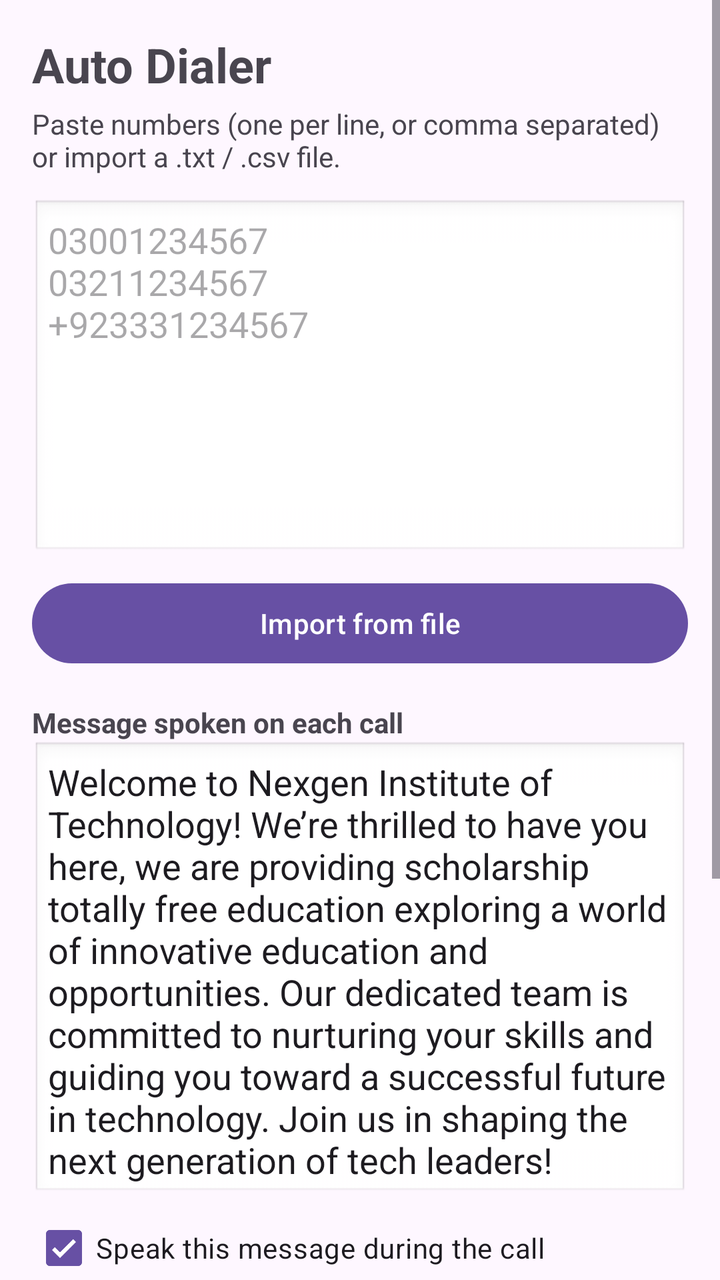
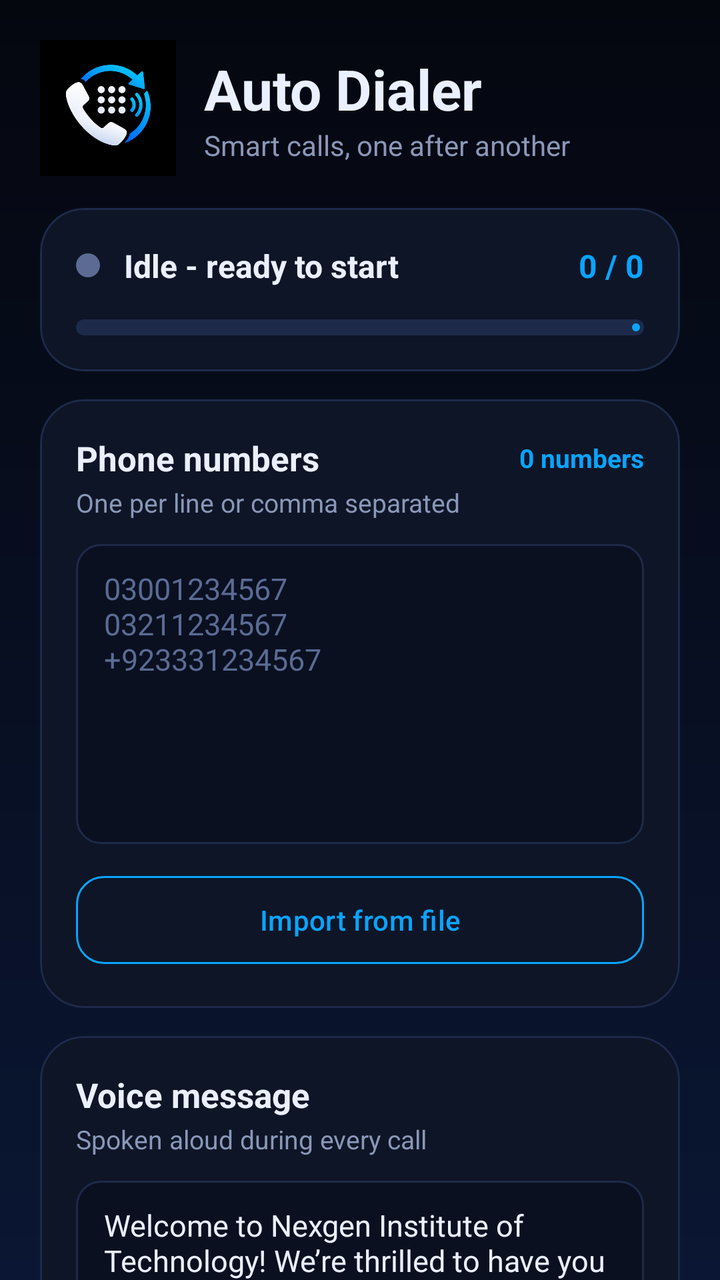

Two renders of the same Android screen: before a commit and after it. Below are the layout's source before the change and the commit's diff.
<!-- AndroidManifest.xml: application theme Theme.AutoDialer -->
<!-- res/layout/activity_main.xml -->
<?xml version="1.0" encoding="utf-8"?>
<ScrollView xmlns:android="http://schemas.android.com/apk/res/android"
    android:layout_width="match_parent"
    android:layout_height="match_parent"
    android:fillViewport="true">

    <LinearLayout
        android:layout_width="match_parent"
        android:layout_height="wrap_content"
        android:orientation="vertical"
        android:padding="16dp">

        <TextView
            android:layout_width="match_parent"
            android:layout_height="wrap_content"
            android:text="Auto Dialer"
            android:textSize="24sp"
            android:textStyle="bold" />

        <TextView
            android:layout_width="match_parent"
            android:layout_height="wrap_content"
            android:layout_marginTop="4dp"
            android:text="Paste numbers (one per line, or comma separated) or import a .txt / .csv file." />

        <EditText
            android:id="@+id/etNumbers"
            android:layout_width="match_parent"
            android:layout_height="180dp"
            android:layout_marginTop="12dp"
            android:background="@android:drawable/edit_text"
            android:gravity="top|start"
            android:hint="03001234567\n03211234567\n+923331234567"
            android:inputType="textMultiLine"
            android:padding="8dp" />

        <Button
            android:id="@+id/btnImport"
            android:layout_width="match_parent"
            android:layout_height="wrap_content"
            android:layout_marginTop="8dp"
            android:text="Import from file" />

        <TextView
            android:layout_width="match_parent"
            android:layout_height="wrap_content"
            android:layout_marginTop="16dp"
            android:text="Message spoken on each call"
            android:textStyle="bold" />

        <EditText
            android:id="@+id/etMessage"
            android:layout_width="match_parent"
            android:layout_height="wrap_content"
            android:background="@android:drawable/edit_text"
            android:gravity="top|start"
            android:inputType="textMultiLine"
            android:minLines="5"
            android:padding="8dp"
            android:text="Welcome to Nexgen Institute of Technology! We’re thrilled to have you here, we are providing scholarship totally free education exploring a world of innovative education and opportunities. Our dedicated team is committed to nurturing your skills and guiding you toward a successful future in technology. Join us in shaping the next generation of tech leaders!" />

        <CheckBox
            android:id="@+id/cbSpeak"
            android:layout_width="match_parent"
            android:layout_height="wrap_content"
            android:checked="true"
            android:text="Speak this message during the call" />

        <TextView
            android:layout_width="match_parent"
            android:layout_height="wrap_content"
            android:text="Start speaking after (sec) - about when people answer" />

        <EditText
            android:id="@+id/etSpeakDelay"
            android:layout_width="match_parent"
            android:layout_height="wrap_content"
            android:inputType="number"
            android:text="8" />

        <LinearLayout
            android:layout_width="match_parent"
            android:layout_height="wrap_content"
            android:layout_marginTop="12dp"
            android:orientation="horizontal">

            <LinearLayout
                android:layout_width="0dp"
                android:layout_height="wrap_content"
                android:layout_weight="1"
                android:orientation="vertical">

                <TextView
                    android:layout_width="wrap_content"
                    android:layout_height="wrap_content"
                    android:text="Max seconds per call" />

                <EditText
                    android:id="@+id/etMaxSeconds"
                    android:layout_width="match_parent"
                    android:layout_height="wrap_content"
                    android:inputType="number"
                    android:text="30" />
            </LinearLayout>

            <LinearLayout
                android:layout_width="0dp"
                android:layout_height="wrap_content"
                android:layout_marginStart="12dp"
                android:layout_weight="1"
                android:orientation="vertical">

                <TextView
                    android:layout_width="wrap_content"
                    android:layout_height="wrap_content"
                    android:text="Gap between calls (sec)" />

                <EditText
                    android:id="@+id/etGap"
                    android:layout_width="match_parent"
                    android:layout_height="wrap_content"
                    android:inputType="number"
                    android:text="5" />
            </LinearLayout>
        </LinearLayout>

        <LinearLayout
            android:layout_width="match_parent"
            android:layout_height="wrap_content"
            android:layout_marginTop="12dp"
            android:orientation="horizontal">

            <Button
                android:id="@+id/btnStart"
                android:layout_width="0dp"
                android:layout_height="wrap_content"
                android:layout_weight="1"
                android:text="Start" />

            <Button
                android:id="@+id/btnStop"
                android:layout_width="0dp"
                android:layout_height="wrap_content"
                android:layout_marginStart="8dp"
                android:layout_weight="1"
                android:enabled="false"
                android:text="Stop" />
        </LinearLayout>

        <TextView
            android:id="@+id/tvStatus"
            android:layout_width="match_parent"
            android:layout_height="wrap_content"
            android:layout_marginTop="12dp"
            android:text="Idle"
            android:textSize="16sp"
            android:textStyle="bold" />

        <TextView
            android:id="@+id/tvLog"
            android:layout_width="match_parent"
            android:layout_height="wrap_content"
            android:layout_marginTop="8dp"
            android:fontFamily="monospace"
            android:textSize="13sp" />
    </LinearLayout>
</ScrollView>
<!-- resources referenced by this layout -->
<resources>
  <style name="Theme.AutoDialer" parent="Theme.Material3.DayNight.NoActionBar" />
</resources>

<!-- the commit's change to res/layout/activity_main.xml (unified diff, before → after) -->
@@ -1,167 +1,446 @@
 <?xml version="1.0" encoding="utf-8"?>
 <ScrollView xmlns:android="http://schemas.android.com/apk/res/android"
+    xmlns:app="http://schemas.android.com/apk/res-auto"
     android:layout_width="match_parent"
     android:layout_height="match_parent"
-    android:fillViewport="true">
+    android:clipToPadding="false"
+    android:fillViewport="true"
+    android:scrollbars="none">
 
     <LinearLayout
         android:layout_width="match_parent"
         android:layout_height="wrap_content"
         android:orientation="vertical"
-        android:padding="16dp">
-
-        <TextView
-            android:layout_width="match_parent"
-            android:layout_height="wrap_content"
-            android:text="Auto Dialer"
-            android:textSize="24sp"
-            android:textStyle="bold" />
-
-        <TextView
-            android:layout_width="match_parent"
-            android:layout_height="wrap_content"
-            android:layout_marginTop="4dp"
-            android:text="Paste numbers (one per line, or comma separated) or import a .txt / .csv file." />
-
-        <EditText
-            android:id="@+id/etNumbers"
-            android:layout_width="match_parent"
-            android:layout_height="180dp"
-            android:layout_marginTop="12dp"
-            android:background="@android:drawable/edit_text"
-            android:gravity="top|start"
-            android:hint="03001234567\n03211234567\n+923331234567"
-            android:inputType="textMultiLine"
-            android:padding="8dp" />
-
-        <Button
-            android:id="@+id/btnImport"
-            android:layout_width="match_parent"
-            android:layout_height="wrap_content"
-            android:layout_marginTop="8dp"
-            android:text="Import from file" />
-
-        <TextView
-            android:layout_width="match_parent"
-            android:layout_height="wrap_content"
-            android:layout_marginTop="16dp"
-            android:text="Message spoken on each call"
-            android:textStyle="bold" />
-
-        <EditText
-            android:id="@+id/etMessage"
-            android:layout_width="match_parent"
-            android:layout_height="wrap_content"
-            android:background="@android:drawable/edit_text"
-            android:gravity="top|start"
-            android:inputType="textMultiLine"
-            android:minLines="5"
-            android:padding="8dp"
-            android:text="Welcome to Nexgen Institute of Technology! We’re thrilled to have you here, we are providing scholarship totally free education exploring a world of innovative education and opportunities. Our dedicated team is committed to nurturing your skills and guiding you toward a successful future in technology. Join us in shaping the next generation of tech leaders!" />
-
-        <CheckBox
-            android:id="@+id/cbSpeak"
-            android:layout_width="match_parent"
-            android:layout_height="wrap_content"
-            android:checked="true"
-            android:text="Speak this message during the call" />
-
-        <TextView
-            android:layout_width="match_parent"
-            android:layout_height="wrap_content"
-            android:text="Start speaking after (sec) - about when people answer" />
-
-        <EditText
-            android:id="@+id/etSpeakDelay"
-            android:layout_width="match_parent"
-            android:layout_height="wrap_content"
-            android:inputType="number"
-            android:text="8" />
-
+        android:padding="20dp">
+
+        
         <LinearLayout
-            android:layout_width="match_parent"
-            android:layout_height="wrap_content"
-            android:layout_marginTop="12dp"
-            android:orientation="horizontal">
+            android:id="@+id/header"
+            android:layout_width="match_parent"
+            android:layout_height="wrap_content"
+            android:gravity="center_vertical"
+            android:orientation="horizontal"
+            android:paddingBottom="16dp">
+
+            <ImageView
+                android:id="@+id/logo"
+                android:layout_width="68dp"
+                android:layout_height="68dp"
+                android:contentDescription="Auto Dialer logo"
+                android:src="@mipmap/ic_launcher_foreground" />
 
             <LinearLayout
                 android:layout_width="0dp"
                 android:layout_height="wrap_content"
+                android:layout_marginStart="14dp"
                 android:layout_weight="1"
                 android:orientation="vertical">
 
                 <TextView
                     android:layout_width="wrap_content"
                     android:layout_height="wrap_content"
-                    android:text="Max seconds per call" />
+                    android:text="Auto Dialer"
+                    android:textColor="@color/text_primary"
+                    android:textSize="28sp"
+                    android:textStyle="bold" />
+
+                <TextView
+                    android:layout_width="wrap_content"
+                    android:layout_height="wrap_content"
+                    android:text="Smart calls, one after another"
+                    android:textColor="@color/text_secondary"
+                    android:textSize="14sp" />
+            </LinearLayout>
+        </LinearLayout>
+
+        
+        <com.google.android.material.card.MaterialCardView
+            android:id="@+id/cardStatus"
+            android:layout_width="match_parent"
+            android:layout_height="wrap_content"
+            android:layout_marginBottom="14dp"
+            app:cardBackgroundColor="@color/card"
+            app:cardCornerRadius="22dp"
+            app:cardElevation="0dp"
+            app:strokeColor="@color/card_stroke"
+            app:strokeWidth="1dp">
+
+            <LinearLayout
+                android:layout_width="match_parent"
+                android:layout_height="wrap_content"
+                android:orientation="vertical"
+                android:padding="18dp">
+
+                <LinearLayout
+                    android:layout_width="match_parent"
+                    android:layout_height="wrap_content"
+                    android:gravity="center_vertical"
+                    android:orientation="horizontal">
+
+                    <View
+                        android:id="@+id/statusDot"
+                        android:layout_width="12dp"
+                        android:layout_height="12dp"
+                        android:background="@drawable/dot_oval"
+                        android:backgroundTint="@color/idle_dot" />
+
+                    <TextView
+                        android:id="@+id/tvStatus"
+                        android:layout_width="0dp"
+                        android:layout_height="wrap_content"
+                        android:layout_marginStart="12dp"
+                        android:layout_weight="1"
+                        android:text="Idle - ready to start"
+                        android:textColor="@color/text_primary"
+                        android:textSize="16sp"
+                        android:textStyle="bold" />
+
+                    <TextView
+                        android:id="@+id/tvCount"
+                        android:layout_width="wrap_content"
+                        android:layout_height="wrap_content"
+                        android:text="0 / 0"
+                        android:textColor="@color/accent"
+                        android:textSize="16sp"
+                        android:textStyle="bold" />
+                </LinearLayout>
+
+                <com.google.android.material.progressindicator.LinearProgressIndicator
+                    android:id="@+id/progressBar"
+                    android:layout_width="match_parent"
+                    android:layout_height="wrap_content"
+                    android:layout_marginTop="16dp"
+                    android:max="100"
+                    android:progress="0"
+                    app:indicatorColor="@color/accent"
+                    app:trackColor="@color/card_stroke"
+                    app:trackCornerRadius="6dp"
+                    app:trackThickness="8dp" />
+            </LinearLayout>
+        </com.google.android.material.card.MaterialCardView>
+
+        
+        <com.google.android.material.card.MaterialCardView
+            android:id="@+id/cardNumbers"
+            android:layout_width="match_parent"
+            android:layout_height="wrap_content"
+            android:layout_marginBottom="14dp"
+            app:cardBackgroundColor="@color/card"
+            app:cardCornerRadius="22dp"
+            app:cardElevation="0dp"
+            app:strokeColor="@color/card_stroke"
+            app:strokeWidth="1dp">
+
+            <LinearLayout
+                android:layout_width="match_parent"
+                android:layout_height="wrap_content"
+                android:orientation="vertical"
+                android:padding="18dp">
+
+                <LinearLayout
+                    android:layout_width="match_parent"
+                    android:layout_height="wrap_content"
+                    android:gravity="center_vertical"
+                    android:orientation="horizontal">
+
+                    <TextView
+                        android:layout_width="0dp"
+                        android:layout_height="wrap_content"
+                        android:layout_weight="1"
+                        android:text="Phone numbers"
+                        android:textColor="@color/text_primary"
+                        android:textSize="17sp"
+                        android:textStyle="bold" />
+
+                    <TextView
+                        android:id="@+id/tvNumberCount"
+                        android:layout_width="wrap_content"
+                        android:layout_height="wrap_content"
+                        android:text="0 numbers"
+                        android:textColor="@color/accent"
+                        android:textSize="13sp"
+                        android:textStyle="bold" />
+                </LinearLayout>
+
+                <TextView
+                    android:layout_width="match_parent"
+                    android:layout_height="wrap_content"
+                    android:layout_marginTop="2dp"
+                    android:text="One per line or comma separated"
+                    android:textColor="@color/text_secondary"
+                    android:textSize="13sp" />
 
                 <EditText
-                    android:id="@+id/etMaxSeconds"
-                    android:layout_width="match_parent"
-                    android:layout_height="wrap_content"
-                    android:inputType="number"
-                    android:text="30" />
-            </LinearLayout>
-
-            <LinearLayout
+                    android:id="@+id/etNumbers"
+                    android:layout_width="match_parent"
+                    android:layout_height="150dp"
+                    android:layout_marginTop="12dp"
+                    android:background="@drawable/bg_input"
+                    android:gravity="top|start"
+                    android:hint="03001234567\n03211234567\n+923331234567"
+                    android:inputType="textMultiLine"
+                    android:textColor="@color/text_primary"
+                    android:textSize="15sp" />
+
+                <com.google.android.material.button.MaterialButton
+                    android:id="@+id/btnImport"
+                    style="@style/Widget.Material3.Button.OutlinedButton"
+                    android:layout_width="match_parent"
+                    android:layout_height="52dp"
+                    android:layout_marginTop="12dp"
+                    android:text="Import from file"
+                    android:textColor="@color/accent"
+                    app:cornerRadius="14dp"
+                    app:strokeColor="@color/accent" />
+            </LinearLayout>
+        </com.google.android.material.card.MaterialCardView>
+
+        
+        <com.google.android.material.card.MaterialCardView
+            android:id="@+id/cardMessage"
+            android:layout_width="match_parent"
+            android:layout_height="wrap_content"
+            android:layout_marginBottom="14dp"
+            app:cardBackgroundColor="@color/card"
+            app:cardCornerRadius="22dp"
+            app:cardElevation="0dp"
+            app:strokeColor="@color/card_stroke"
+            app:strokeWidth="1dp">
+
+            <LinearLayout
+                android:layout_width="match_parent"
+                android:layout_height="wrap_content"
+                android:orientation="vertical"
+                android:padding="18dp">
+
+                <TextView
+                    android:layout_width="match_parent"
+                    android:layout_height="wrap_content"
+                    android:text="Voice message"
+                    android:textColor="@color/text_primary"
+                    android:textSize="17sp"
+                    android:textStyle="bold" />
+
+                <TextView
+                    android:layout_width="match_parent"
+                    android:layout_height="wrap_content"
+                    android:layout_marginTop="2dp"
+                    android:text="Spoken aloud during every call"
+                    android:textColor="@color/text_secondary"
+                    android:textSize="13sp" />
+
+                <EditText
+                    android:id="@+id/etMessage"
+                    android:layout_width="match_parent"
+                    android:layout_height="wrap_content"
+                    android:layout_marginTop="12dp"
+                    android:background="@drawable/bg_input"
+                    android:gravity="top|start"
+                    android:inputType="textMultiLine"
+                    android:minLines="5"
+                    android:text="Welcome to Nexgen Institute of Technology! We’re thrilled to have you here, we are providing scholarship totally free education exploring a world of innovative education and opportunities. Our dedicated team is committed to nurturing your skills and guiding you toward a successful future in technology. Join us in shaping the next generation of tech leaders!"
+                    android:textColor="@color/text_primary"
+                    android:textSize="15sp" />
+
+                <com.google.android.material.materialswitch.MaterialSwitch
+                    android:id="@+id/cbSpeak"
+                    android:layout_width="match_parent"
+                    android:layout_height="wrap_content"
+                    android:layout_marginTop="10dp"
+                    android:checked="true"
+                    android:text="Speak message during the call"
+                    android:textColor="@color/text_primary"
+                    android:textSize="15sp" />
+            </LinearLayout>
+        </com.google.android.material.card.MaterialCardView>
+
+        
+        <com.google.android.material.card.MaterialCardView
+            android:id="@+id/cardSettings"
+            android:layout_width="match_parent"
+            android:layout_height="wrap_content"
+            android:layout_marginBottom="18dp"
+            app:cardBackgroundColor="@color/card"
+            app:cardCornerRadius="22dp"
+            app:cardElevation="0dp"
+            app:strokeColor="@color/card_stroke"
+            app:strokeWidth="1dp">
+
+            <LinearLayout
+                android:layout_width="match_parent"
+                android:layout_height="wrap_content"
+                android:orientation="vertical"
+                android:padding="18dp">
+
+                <TextView
+                    android:layout_width="match_parent"
+                    android:layout_height="wrap_content"
+                    android:text="Timing"
+                    android:textColor="@color/text_primary"
+                    android:textSize="17sp"
+                    android:textStyle="bold" />
+
+                <LinearLayout
+                    android:layout_width="match_parent"
+                    android:layout_height="wrap_content"
+                    android:layout_marginTop="12dp"
+                    android:orientation="horizontal">
+
+                    <LinearLayout
+                        android:layout_width="0dp"
+                        android:layout_height="wrap_content"
+                        android:layout_weight="1"
+                        android:orientation="vertical">
+
+                        <TextView
+                            android:layout_width="wrap_content"
+                            android:layout_height="wrap_content"
+                            android:text="Max seconds per call"
+                            android:textColor="@color/text_secondary"
+                            android:textSize="12sp" />
+
+                        <EditText
+                            android:id="@+id/etMaxSeconds"
+                            android:layout_width="match_parent"
+                            android:layout_height="wrap_content"
+                            android:layout_marginTop="6dp"
+                            android:background="@drawable/bg_input"
+                            android:inputType="number"
+                            android:text="30"
+                            android:textColor="@color/text_primary" />
+                    </LinearLayout>
+
+                    <LinearLayout
+                        android:layout_width="0dp"
+                        android:layout_height="wrap_content"
+                        android:layout_marginStart="12dp"
+                        android:layout_weight="1"
+                        android:orientation="vertical">
+
+                        <TextView
+                            android:layout_width="wrap_content"
+                            android:layout_height="wrap_content"
+                            android:text="Gap between calls"
+                            android:textColor="@color/text_secondary"
+                            android:textSize="12sp" />
+
+                        <EditText
+                            android:id="@+id/etGap"
+                            android:layout_width="match_parent"
+                            android:layout_height="wrap_content"
+                            android:layout_marginTop="6dp"
+                            android:background="@drawable/bg_input"
+                            android:inputType="number"
+                            android:text="5"
+                            android:textColor="@color/text_primary" />
+                    </LinearLayout>
+
+                    <LinearLayout
+                        android:layout_width="0dp"
+                        android:layout_height="wrap_content"
+                        android:layout_marginStart="12dp"
+                        android:layout_weight="1"
+                        android:orientation="vertical">
+
+                        <TextView
+                            android:layout_width="wrap_content"
+                            android:layout_height="wrap_content"
+                            android:text="Speak after (sec)"
+                            android:textColor="@color/text_secondary"
+                            android:textSize="12sp" />
+
+                        <EditText
+                            android:id="@+id/etSpeakDelay"
+                            android:layout_width="match_parent"
+                            android:layout_height="wrap_content"
+                            android:layout_marginTop="6dp"
+                            android:background="@drawable/bg_input"
+                            android:inputType="number"
+                            android:text="8"
+                            android:textColor="@color/text_primary" />
+                    </LinearLayout>
+                </LinearLayout>
+            </LinearLayout>
+        </com.google.android.material.card.MaterialCardView>
+
+        
+        <LinearLayout
+            android:id="@+id/rowActions"
+            android:layout_width="match_parent"
+            android:layout_height="wrap_content"
+            android:layout_marginBottom="18dp"
+            android:orientation="horizontal">
+
+            <com.google.android.material.button.MaterialButton
+                android:id="@+id/btnStart"
                 android:layout_width="0dp"
-                android:layout_height="wrap_content"
+                android:layout_height="60dp"
+                android:layout_weight="1.4"
+                android:background="@drawable/btn_start"
+                android:insetBottom="0dp"
+                android:insetTop="0dp"
+                android:text="Start calling"
+                android:textColor="#FFFFFF"
+                android:textSize="16sp"
+                android:textStyle="bold"
+                app:backgroundTint="@null"
+                app:icon="@android:drawable/ic_menu_call"
+                app:iconGravity="textStart"
+                app:iconTint="#FFFFFF" />
+
+            <com.google.android.material.button.MaterialButton
+                android:id="@+id/btnStop"
+                android:layout_width="0dp"
+                android:layout_height="60dp"
                 android:layout_marginStart="12dp"
                 android:layout_weight="1"
-                android:orientation="vertical">
-
-                <TextView
-                    android:layout_width="wrap_content"
-                    android:layout_height="wrap_content"
-                    android:text="Gap between calls (sec)" />
-
-                <EditText
-                    android:id="@+id/etGap"
-                    android:layout_width="match_parent"
-                    android:layout_height="wrap_content"
-                    android:inputType="number"
-                    android:text="5" />
-            </LinearLayout>
+                android:alpha="0.4"
+                android:background="@drawable/btn_stop"
+                android:enabled="false"
+                android:insetBottom="0dp"
+                android:insetTop="0dp"
+                android:text="Stop"
+                android:textColor="@color/danger"
+                android:textSize="16sp"
+                android:textStyle="bold"
+                app:backgroundTint="@null" />
         </LinearLayout>
 
-        <LinearLayout
-            android:layout_width="match_parent"
-            android:layout_height="wrap_content"
-            android:layout_marginTop="12dp"
-            android:orientation="horizontal">
-
-            <Button
-                android:id="@+id/btnStart"
-                android:layout_width="0dp"
-                android:layout_height="wrap_content"
-                android:layout_weight="1"
-                android:text="Start" />
-
-            <Button
-                android:id="@+id/btnStop"
-                android:layout_width="0dp"
-                android:layout_height="wrap_content"
-                android:layout_marginStart="8dp"
-                android:layout_weight="1"
-                android:enabled="false"
-                android:text="Stop" />
-        </LinearLayout>
-
-        <TextView
-            android:id="@+id/tvStatus"
-            android:layout_width="match_parent"
-            android:layout_height="wrap_content"
-            android:layout_marginTop="12dp"
-            android:text="Idle"
-            android:textSize="16sp"
-            android:textStyle="bold" />
-
-        <TextView
-            android:id="@+id/tvLog"
-            android:layout_width="match_parent"
-            android:layout_height="wrap_content"
-            android:layout_marginTop="8dp"
-            android:fontFamily="monospace"
-            android:textSize="13sp" />
+        
+        <com.google.android.material.card.MaterialCardView
+            android:id="@+id/cardLog"
+            android:layout_width="match_parent"
+            android:layout_height="wrap_content"
+            app:cardBackgroundColor="@color/card"
+            app:cardCornerRadius="22dp"
+            app:cardElevation="0dp"
+            app:strokeColor="@color/card_stroke"
+            app:strokeWidth="1dp">
+
+            <LinearLayout
+                android:layout_width="match_parent"
+                android:layout_height="wrap_content"
+                android:orientation="vertical"
+                android:padding="18dp">
+
+                <TextView
+                    android:layout_width="match_parent"
+                    android:layout_height="wrap_content"
+                    android:text="Activity log"
+                    android:textColor="@color/text_primary"
+                    android:textSize="17sp"
+                    android:textStyle="bold" />
+
+                <TextView
+                    android:id="@+id/tvLog"
+                    android:layout_width="match_parent"
+                    android:layout_height="wrap_content"
+                    android:layout_marginTop="8dp"
+                    android:fontFamily="monospace"
+                    android:minHeight="48dp"
+                    android:textColor="@color/text_secondary"
+                    android:textSize="13sp" />
+            </LinearLayout>
+        </com.google.android.material.card.MaterialCardView>
     </LinearLayout>
 </ScrollView>
<!-- resource entries referenced after the edit -->
@@ -1,5 +1,67 @@
 <!-- resources referenced by this layout -->
 <resources>
-  <style name="Theme.AutoDialer" parent="Theme.Material3.DayNight.NoActionBar" />
+  <color name="accent">#0AA4FF</color>
+  <color name="card">#0E1526</color>
+  <color name="card_stroke">#1E2A4A</color>
+  <color name="danger">#FF5A6E</color>
+  <color name="idle_dot">#5B6B94</color>
+  <color name="text_primary">#EAF0FF</color>
+  <color name="text_secondary">#8A97B8</color>
+  <!-- drawable bg_input (drawable) -->
+  <?xml version="1.0" encoding="utf-8"?>
+  <shape xmlns:android="http://schemas.android.com/apk/res/android" android:shape="rectangle">
+      <solid android:color="@color/input_bg" />
+      <stroke android:width="1dp" android:color="@color/card_stroke" />
+      <corners android:radius="12dp" />
+      <padding
+          android:bottom="12dp"
+          android:left="14dp"
+          android:right="14dp"
+          android:top="12dp" />
+  </shape>
+  <!-- drawable btn_start (drawable) -->
+  <?xml version="1.0" encoding="utf-8"?>
+  <shape xmlns:android="http://schemas.android.com/apk/res/android" android:shape="rectangle">
+      <gradient
+          android:angle="0"
+          android:endColor="@color/accent"
+          android:startColor="@color/accent_dark" />
+      <corners android:radius="16dp" />
+  </shape>
+  <!-- drawable btn_stop (drawable) -->
+  <?xml version="1.0" encoding="utf-8"?>
+  <shape xmlns:android="http://schemas.android.com/apk/res/android" android:shape="rectangle">
+      <solid android:color="#1A0E15" />
+      <stroke android:width="1.5dp" android:color="@color/danger" />
+      <corners android:radius="16dp" />
+  </shape>
+  <!-- drawable dot_oval (drawable) -->
+  <?xml version="1.0" encoding="utf-8"?>
+  <shape xmlns:android="http://schemas.android.com/apk/res/android" android:shape="oval">
+      <solid android:color="#FFFFFF" />
+  </shape>
+  <!-- mipmap ic_launcher_foreground: png bitmap (mipmap-xxxhdpi, 84701 bytes) -->
+  <style name="Theme.AutoDialer" parent="Theme.Material3.Dark.NoActionBar">
+          <item name="colorPrimary">@color/accent</item>
+          <item name="colorOnPrimary">@color/bg_dark</item>
+          <item name="colorSecondary">@color/accent</item>
+          <item name="android:windowBackground">@drawable/bg_gradient</item>
+          <item name="android:statusBarColor">@color/bg_dark</item>
+          <item name="android:navigationBarColor">@color/bg_dark_2</item>
+          <item name="android:textColorPrimary">@color/text_primary</item>
+          <item name="android:textColorHint">#5B6B94</item>
+      </style>
+  <color name="input_bg">#0A1020</color>
+  <color name="accent_dark">#0066FF</color>
+  <color name="bg_dark">#05070F</color>
+  <!-- drawable bg_gradient (drawable) -->
+  <?xml version="1.0" encoding="utf-8"?>
+  <shape xmlns:android="http://schemas.android.com/apk/res/android" android:shape="rectangle">
+      <gradient
+          android:angle="270"
+          android:endColor="@color/bg_dark_2"
+          android:startColor="@color/bg_dark" />
+  </shape>
+  <color name="bg_dark_2">#0A1633</color>
 </resources>
 
